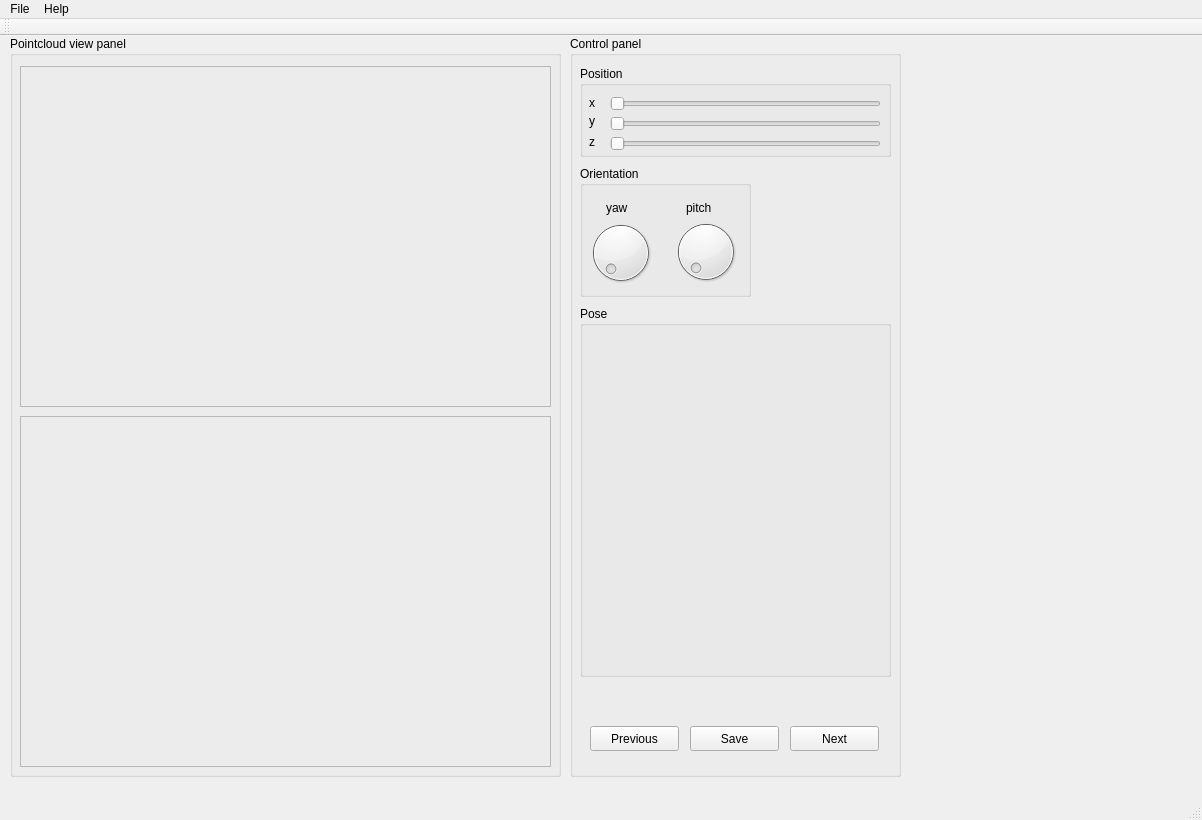
krg-nandu/pose-annotator, file mainwindow.ui: the form before one commit.
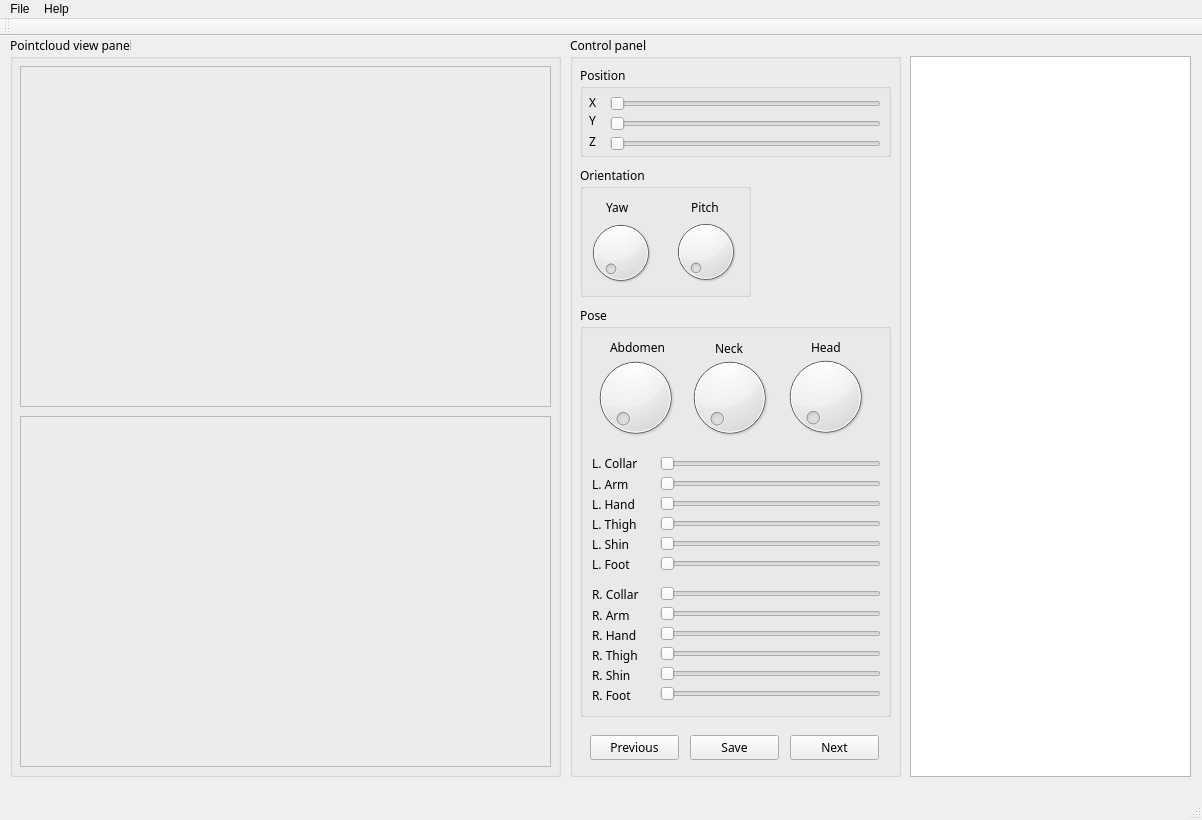
The form after the commit.

Patch:
```diff
--- a/mainwindow.ui
+++ b/mainwindow.ui
@@ -23,6 +23,11 @@
       <height>741</height>
      </rect>
     </property>
+    <property name="font">
+     <font>
+      <family>Ubuntu Condensed</family>
+     </font>
+    </property>
     <property name="title">
      <string>Pointcloud view panel</string>
     </property>
@@ -68,6 +73,11 @@
       <height>741</height>
      </rect>
     </property>
+    <property name="font">
+     <font>
+      <family>Ubuntu Condensed</family>
+     </font>
+    </property>
     <property name="title">
      <string>Control panel</string>
     </property>
@@ -80,6 +90,11 @@
        <height>91</height>
       </rect>
      </property>
+     <property name="font">
+      <font>
+       <family>Ubuntu Condensed</family>
+      </font>
+     </property>
      <property name="title">
       <string>Position</string>
      </property>
@@ -132,7 +147,7 @@
        </rect>
       </property>
       <property name="text">
-       <string>x</string>
+       <string>X</string>
       </property>
      </widget>
      <widget class="QLabel" name="label_2">
@@ -145,7 +160,7 @@
        </rect>
       </property>
       <property name="text">
-       <string>y</string>
+       <string>Y</string>
       </property>
      </widget>
      <widget class="QLabel" name="label_3">
@@ -158,7 +173,7 @@
        </rect>
       </property>
       <property name="text">
-       <string>z</string>
+       <string>Z</string>
       </property>
      </widget>
     </widget>
@@ -171,6 +186,11 @@
        <height>131</height>
       </rect>
      </property>
+     <property name="font">
+      <font>
+       <family>Ubuntu Condensed</family>
+      </font>
+     </property>
      <property name="title">
       <string>Orientation</string>
      </property>
@@ -203,21 +223,31 @@
         <height>17</height>
        </rect>
       </property>
+      <property name="font">
+       <font>
+        <family>Ubuntu Condensed</family>
+       </font>
+      </property>
       <property name="text">
-       <string>yaw</string>
+       <string>Yaw</string>
       </property>
      </widget>
      <widget class="QLabel" name="label_5">
       <property name="geometry">
        <rect>
-        <x>106</x>
+        <x>111</x>
         <y>33</y>
         <width>41</width>
         <height>17</height>
        </rect>
       </property>
+      <property name="font">
+       <font>
+        <family>Ubuntu Condensed</family>
+       </font>
+      </property>
       <property name="text">
-       <string>pitch</string>
+       <string>Pitch</string>
       </property>
      </widget>
     </widget>
@@ -227,18 +257,479 @@
        <x>10</x>
        <y>270</y>
        <width>311</width>
-       <height>371</height>
+       <height>411</height>
       </rect>
      </property>
+     <property name="font">
+      <font>
+       <family>Ubuntu Condensed</family>
+      </font>
+     </property>
      <property name="title">
       <string>Pose</string>
      </property>
+     <widget class="QSlider" name="l_collar">
+      <property name="geometry">
+       <rect>
+        <x>80</x>
+        <y>150</y>
+        <width>221</width>
+        <height>16</height>
+       </rect>
+      </property>
+      <property name="orientation">
+       <enum>Qt::Horizontal</enum>
+      </property>
+     </widget>
+     <widget class="QLabel" name="l_collar_label">
+      <property name="geometry">
+       <rect>
+        <x>12</x>
+        <y>149</y>
+        <width>67</width>
+        <height>17</height>
+       </rect>
+      </property>
+      <property name="font">
+       <font>
+        <family>Ubuntu Condensed</family>
+       </font>
+      </property>
+      <property name="text">
+       <string>L. Collar</string>
+      </property>
+     </widget>
+     <widget class="QSlider" name="l_arm">
+      <property name="geometry">
+       <rect>
+        <x>80</x>
+        <y>170</y>
+        <width>221</width>
+        <height>16</height>
+       </rect>
+      </property>
+      <property name="orientation">
+       <enum>Qt::Horizontal</enum>
+      </property>
+     </widget>
+     <widget class="QSlider" name="l_hand">
+      <property name="geometry">
+       <rect>
+        <x>80</x>
+        <y>190</y>
+        <width>221</width>
+        <height>16</height>
+       </rect>
+      </property>
+      <property name="orientation">
+       <enum>Qt::Horizontal</enum>
+      </property>
+     </widget>
+     <widget class="QSlider" name="l_thigh">
+      <property name="geometry">
+       <rect>
+        <x>80</x>
+        <y>210</y>
+        <width>221</width>
+        <height>16</height>
+       </rect>
+      </property>
+      <property name="orientation">
+       <enum>Qt::Horizontal</enum>
+      </property>
+     </widget>
+     <widget class="QSlider" name="l_shin">
+      <property name="geometry">
+       <rect>
+        <x>80</x>
+        <y>230</y>
+        <width>221</width>
+        <height>16</height>
+       </rect>
+      </property>
+      <property name="orientation">
+       <enum>Qt::Horizontal</enum>
+      </property>
+     </widget>
+     <widget class="QSlider" name="l_foot">
+      <property name="geometry">
+       <rect>
+        <x>80</x>
+        <y>250</y>
+        <width>221</width>
+        <height>16</height>
+       </rect>
+      </property>
+      <property name="orientation">
+       <enum>Qt::Horizontal</enum>
+      </property>
+     </widget>
+     <widget class="QSlider" name="r_collar">
+      <property name="geometry">
+       <rect>
+        <x>80</x>
+        <y>280</y>
+        <width>221</width>
+        <height>16</height>
+       </rect>
+      </property>
+      <property name="orientation">
+       <enum>Qt::Horizontal</enum>
+      </property>
+     </widget>
+     <widget class="QSlider" name="r_arm">
+      <property name="geometry">
+       <rect>
+        <x>80</x>
+        <y>300</y>
+        <width>221</width>
+        <height>16</height>
+       </rect>
+      </property>
+      <property name="orientation">
+       <enum>Qt::Horizontal</enum>
+      </property>
+     </widget>
+     <widget class="QSlider" name="r_hand">
+      <property name="geometry">
+       <rect>
+        <x>80</x>
+        <y>320</y>
+        <width>221</width>
+        <height>16</height>
+       </rect>
+      </property>
+      <property name="orientation">
+       <enum>Qt::Horizontal</enum>
+      </property>
+     </widget>
+     <widget class="QLabel" name="l_arm_label">
+      <property name="geometry">
+       <rect>
+        <x>12</x>
+        <y>170</y>
+        <width>67</width>
+        <height>17</height>
+       </rect>
+      </property>
+      <property name="font">
+       <font>
+        <family>Ubuntu Condensed</family>
+       </font>
+      </property>
+      <property name="text">
+       <string>L. Arm</string>
+      </property>
+     </widget>
+     <widget class="QLabel" name="l_shin_label">
+      <property name="geometry">
+       <rect>
+        <x>12</x>
+        <y>230</y>
+        <width>67</width>
+        <height>17</height>
+       </rect>
+      </property>
+      <property name="font">
+       <font>
+        <family>Ubuntu Condensed</family>
+       </font>
+      </property>
+      <property name="text">
+       <string>L. Shin</string>
+      </property>
+     </widget>
+     <widget class="QLabel" name="l_hand_label">
+      <property name="geometry">
+       <rect>
+        <x>12</x>
+        <y>190</y>
+        <width>67</width>
+        <height>17</height>
+       </rect>
+      </property>
+      <property name="font">
+       <font>
+        <family>Ubuntu Condensed</family>
+       </font>
+      </property>
+      <property name="text">
+       <string>L. Hand</string>
+      </property>
+     </widget>
+     <widget class="QLabel" name="l_foot_label">
+      <property name="geometry">
+       <rect>
+        <x>12</x>
+        <y>250</y>
+        <width>67</width>
+        <height>17</height>
+       </rect>
+      </property>
+      <property name="font">
+       <font>
+        <family>Ubuntu Condensed</family>
+       </font>
+      </property>
+      <property name="text">
+       <string>L. Foot</string>
+      </property>
+     </widget>
+     <widget class="QLabel" name="l_thigh_label">
+      <property name="geometry">
+       <rect>
+        <x>12</x>
+        <y>210</y>
+        <width>67</width>
+        <height>17</height>
+       </rect>
+      </property>
+      <property name="font">
+       <font>
+        <family>Ubuntu Condensed</family>
+       </font>
+      </property>
+      <property name="text">
+       <string>L. Thigh</string>
+      </property>
+     </widget>
+     <widget class="QSlider" name="r_thigh">
+      <property name="geometry">
+       <rect>
+        <x>80</x>
+        <y>340</y>
+        <width>221</width>
+        <height>16</height>
+       </rect>
+      </property>
+      <property name="orientation">
+       <enum>Qt::Horizontal</enum>
+      </property>
+     </widget>
+     <widget class="QSlider" name="r_foot">
+      <property name="geometry">
+       <rect>
+        <x>80</x>
+        <y>380</y>
+        <width>221</width>
+        <height>16</height>
+       </rect>
+      </property>
+      <property name="orientation">
+       <enum>Qt::Horizontal</enum>
+      </property>
+     </widget>
+     <widget class="QSlider" name="r_shin">
+      <property name="geometry">
+       <rect>
+        <x>80</x>
+        <y>360</y>
+        <width>221</width>
+        <height>16</height>
+       </rect>
+      </property>
+      <property name="orientation">
+       <enum>Qt::Horizontal</enum>
+      </property>
+     </widget>
+     <widget class="QLabel" name="r_collar_label">
+      <property name="geometry">
+       <rect>
+        <x>12</x>
+        <y>280</y>
+        <width>67</width>
+        <height>17</height>
+       </rect>
+      </property>
+      <property name="font">
+       <font>
+        <family>Ubuntu Condensed</family>
+       </font>
+      </property>
+      <property name="text">
+       <string>R. Collar</string>
+      </property>
+     </widget>
+     <widget class="QLabel" name="r_hand_label">
+      <property name="geometry">
+       <rect>
+        <x>12</x>
+        <y>321</y>
+        <width>67</width>
+        <height>17</height>
+       </rect>
+      </property>
+      <property name="font">
+       <font>
+        <family>Ubuntu Condensed</family>
+       </font>
+      </property>
+      <property name="text">
+       <string>R. Hand</string>
+      </property>
+     </widget>
+     <widget class="QLabel" name="r_foot_label">
+      <property name="geometry">
+       <rect>
+        <x>12</x>
+        <y>381</y>
+        <width>67</width>
+        <height>17</height>
+       </rect>
+      </property>
+      <property name="font">
+       <font>
+        <family>Ubuntu Condensed</family>
+       </font>
+      </property>
+      <property name="text">
+       <string>R. Foot</string>
+      </property>
+     </widget>
+     <widget class="QLabel" name="r_shin_label">
+      <property name="geometry">
+       <rect>
+        <x>12</x>
+        <y>361</y>
+        <width>67</width>
+        <height>17</height>
+       </rect>
+      </property>
+      <property name="font">
+       <font>
+        <family>Ubuntu Condensed</family>
+       </font>
+      </property>
+      <property name="text">
+       <string>R. Shin</string>
+      </property>
+     </widget>
+     <widget class="QLabel" name="r_thigh_label">
+      <property name="geometry">
+       <rect>
+        <x>12</x>
+        <y>341</y>
+        <width>67</width>
+        <height>17</height>
+       </rect>
+      </property>
+      <property name="font">
+       <font>
+        <family>Ubuntu Condensed</family>
+       </font>
+      </property>
+      <property name="text">
+       <string>R. Thigh</string>
+      </property>
+     </widget>
+     <widget class="QLabel" name="r_arm_label">
+      <property name="geometry">
+       <rect>
+        <x>12</x>
+        <y>301</y>
+        <width>67</width>
+        <height>17</height>
+       </rect>
+      </property>
+      <property name="font">
+       <font>
+        <family>Ubuntu Condensed</family>
+       </font>
+      </property>
+      <property name="text">
+       <string>R. Arm</string>
+      </property>
+     </widget>
+     <widget class="QDial" name="abdomen">
+      <property name="geometry">
+       <rect>
+        <x>10</x>
+        <y>46</y>
+        <width>91</width>
+        <height>91</height>
+       </rect>
+      </property>
+     </widget>
+     <widget class="QDial" name="neck">
+      <property name="geometry">
+       <rect>
+        <x>104</x>
+        <y>46</y>
+        <width>91</width>
+        <height>91</height>
+       </rect>
+      </property>
+     </widget>
+     <widget class="QDial" name="head">
+      <property name="geometry">
+       <rect>
+        <x>200</x>
+        <y>45</y>
+        <width>91</width>
+        <height>91</height>
+       </rect>
+      </property>
+     </widget>
+     <widget class="QLabel" name="abdomen_label">
+      <property name="geometry">
+       <rect>
+        <x>30</x>
+        <y>33</y>
+        <width>67</width>
+        <height>17</height>
+       </rect>
+      </property>
+      <property name="font">
+       <font>
+        <family>Ubuntu Condensed</family>
+       </font>
+      </property>
+      <property name="text">
+       <string>Abdomen</string>
+      </property>
+     </widget>
+     <widget class="QLabel" name="head_label">
+      <property name="geometry">
+       <rect>
+        <x>231</x>
+        <y>33</y>
+        <width>31</width>
+        <height>17</height>
+       </rect>
+      </property>
+      <property name="font">
+       <font>
+        <family>Ubuntu Condensed</family>
+       </font>
+      </property>
+      <property name="text">
+       <string>Head</string>
+      </property>
+     </widget>
+     <widget class="QLabel" name="neck_label">
+      <property name="geometry">
+       <rect>
+        <x>135</x>
+        <y>34</y>
+        <width>31</width>
+        <height>17</height>
+       </rect>
+      </property>
+      <property name="font">
+       <font>
+        <family>Ubuntu Condensed</family>
+       </font>
+      </property>
+      <property name="text">
+       <string>Neck</string>
+      </property>
+     </widget>
     </widget>
     <widget class="QPushButton" name="pushButton">
      <property name="geometry">
       <rect>
        <x>120</x>
-       <y>690</y>
+       <y>699</y>
        <width>89</width>
        <height>25</height>
       </rect>
@@ -251,7 +742,7 @@
      <property name="geometry">
       <rect>
        <x>20</x>
-       <y>690</y>
+       <y>699</y>
        <width>89</width>
        <height>25</height>
       </rect>
@@ -264,7 +755,7 @@
      <property name="geometry">
       <rect>
        <x>220</x>
-       <y>690</y>
+       <y>699</y>
        <width>89</width>
        <height>25</height>
       </rect>
@@ -274,6 +765,16 @@
      </property>
     </widget>
    </widget>
+   <widget class="QListWidget" name="listWidget">
+    <property name="geometry">
+     <rect>
+      <x>910</x>
+      <y>20</y>
+      <width>281</width>
+      <height>721</height>
+     </rect>
+    </property>
+   </widget>
   </widget>
   <widget class="QMenuBar" name="menuBar">
    <property name="geometry">
```
Left out of the diff: 40 changed lines with no effect on the pictures.
